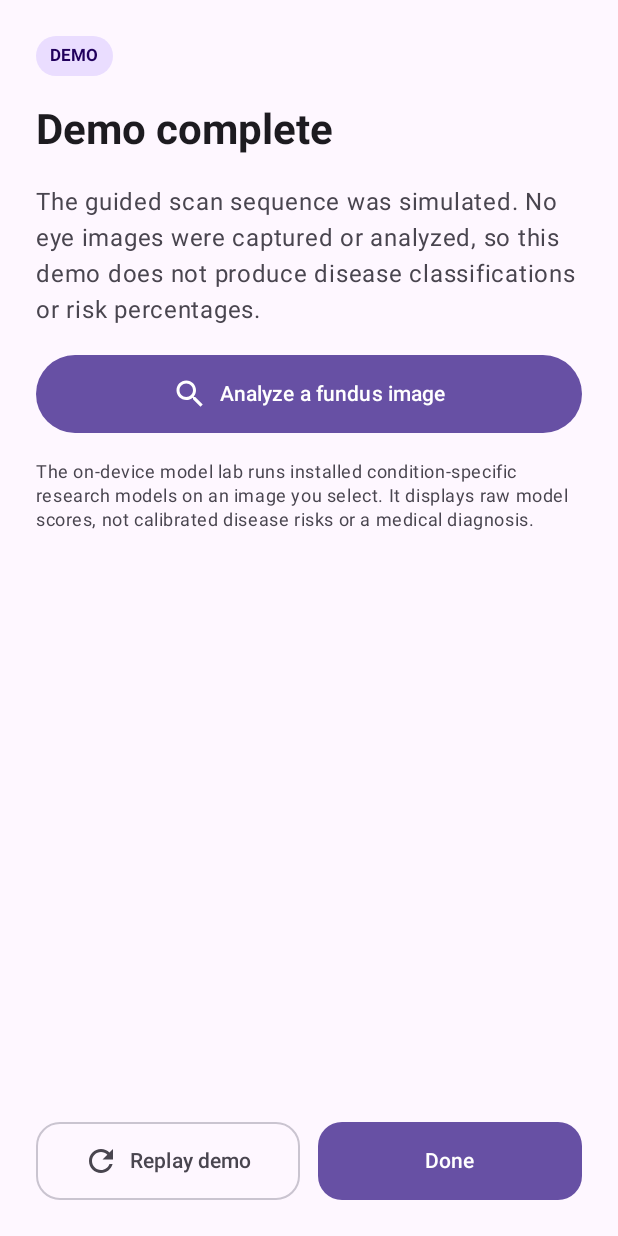
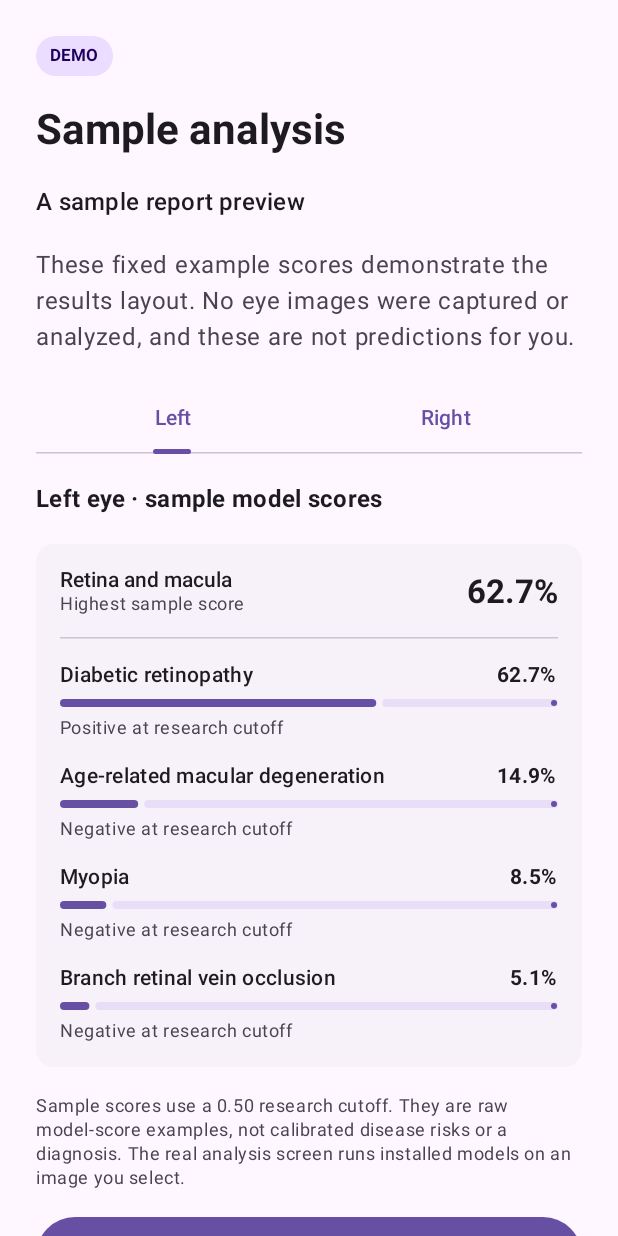
Before and after one commit to Burak8159/golden-retina, an Android app built with Jetpack Compose: the composable DemoResults shown on its own in the app's theme, on a phone screen of 412 x 824 dp. Run offline under Robolectric (Android 15) with nearby library versions, the phone set to English and light mode, and no system bars; libraries missing offline, so code that uses them is left out: ai.onnxruntime, java.io, java.net, java.security, kotlinx.coroutines and 4 more.

Commit message:
Add sample disease report to guided demo

```diff
--- a/android/app/src/main/java/org/goldenhorn8159/goldenretina/MainActivity.kt
+++ b/android/app/src/main/java/org/goldenhorn8159/goldenretina/MainActivity.kt
@@ -1219,28 +1219,79 @@ private fun DemoAnalysis() {
 
 @Composable
 private fun DemoResults(onReplay: () -> Unit, onDone: () -> Unit, onAnalyze: () -> Unit) {
+    var selectedEye by remember { mutableStateOf(1) }
+    val leftScores = listOf(
+        "Diabetic retinopathy" to .627f,
+        "Age-related macular degeneration" to .149f,
+        "Myopia" to .085f,
+        "Branch retinal vein occlusion" to .051f,
+    )
+    val rightScores = listOf(
+        "Diabetic retinopathy" to .124f,
+        "Age-related macular degeneration" to .087f,
+        "Myopia" to .231f,
+        "Branch retinal vein occlusion" to .042f,
+    )
+    val scores = if (selectedEye == 1) leftScores else rightScores
+    val eyeName = if (selectedEye == 1) "Left" else "Right"
     Column(
         Modifier.fillMaxSize().verticalScroll(rememberScrollState()).padding(24.dp),
         verticalArrangement = Arrangement.spacedBy(18.dp),
     ) {
         DemoPill()
-        Text("Demo complete", style = MaterialTheme.typography.headlineMedium, fontWeight = FontWeight.Bold)
+        Text("Sample analysis", style = MaterialTheme.typography.headlineMedium, fontWeight = FontWeight.Bold)
+        Text("A sample report preview", style = MaterialTheme.typography.titleMedium, fontWeight = FontWeight.SemiBold)
         Text(
-            "The guided scan sequence was simulated. No eye images were captured or analyzed, so this demo does not produce disease classifications or risk percentages.",
+            "These fixed example scores demonstrate the results layout. No eye images were captured or analyzed, and these are not predictions for you.",
             style = MaterialTheme.typography.bodyLarge,
+            color = MaterialTheme.colorScheme.onSurfaceVariant,
+        )
+
+        PrimaryTabRow(selectedTabIndex = if (selectedEye == 1) 0 else 1) {
+            Tab(selected = selectedEye == 1, onClick = { selectedEye = 1 }, text = { Text("Left") })
+            Tab(selected = selectedEye == 0, onClick = { selectedEye = 0 }, text = { Text("Right") })
+        }
+        Text(
+            "$eyeName eye · sample model scores",
+            style = MaterialTheme.typography.titleMedium,
+            fontWeight = FontWeight.Bold,
+        )
+        Card(colors = CardDefaults.cardColors(containerColor = MaterialTheme.colorScheme.surfaceContainerLow)) {
+            Column(Modifier.fillMaxWidth().padding(16.dp), verticalArrangement = Arrangement.spacedBy(14.dp)) {
+                Row(verticalAlignment = Alignment.CenterVertically) {
+                    Column(Modifier.weight(1f)) {
+                        Text("Retina and macula", fontWeight = FontWeight.SemiBold)
+                        Text("Highest sample score", style = MaterialTheme.typography.bodySmall, color = MaterialTheme.colorScheme.onSurfaceVariant)
+                    }
+                    Text("${"%.1f".format(scores.maxOf { it.second } * 100)}%", style = MaterialTheme.typography.titleLarge, fontWeight = FontWeight.Bold)
+                }
+                HorizontalDivider()
+                scores.forEach { (condition, score) ->
+                    Column(verticalArrangement = Arrangement.spacedBy(6.dp)) {
+                        Row(verticalAlignment = Alignment.CenterVertically) {
+                            Text(condition, Modifier.weight(1f), style = MaterialTheme.typography.bodyMedium, fontWeight = FontWeight.SemiBold)
+                            Text("${"%.1f".format(score * 100)}%", style = MaterialTheme.typography.bodyMedium, fontWeight = FontWeight.Bold)
+                        }
+                        LinearProgressIndicator(progress = { score }, modifier = Modifier.fillMaxWidth().height(5.dp))
+                        Text(
+                            if (score >= .5f) "Positive at research cutoff" else "Negative at research cutoff",
+                            style = MaterialTheme.typography.bodySmall,
+                            color = MaterialTheme.colorScheme.onSurfaceVariant,
+                        )
+                    }
+                }
+            }
+        }
+        Text(
+            "Sample scores use a 0.50 research cutoff. They are raw model-score examples, not calibrated disease risks or a diagnosis. The real analysis screen runs installed models on an image you select.",
+            style = MaterialTheme.typography.bodySmall,
             color = MaterialTheme.colorScheme.onSurfaceVariant,
         )
         Button(onClick = onAnalyze, modifier = Modifier.fillMaxWidth().heightIn(min = 52.dp)) {
             Icon(Icons.Filled.Search, contentDescription = null)
             Spacer(Modifier.width(8.dp))
-            Text("Analyze a fundus image")
+            Text("Analyze your own fundus image")
         }
-        Text(
-            "The on-device model lab runs installed condition-specific research models on an image you select. It displays raw model scores, not calibrated disease risks or a medical diagnosis.",
-            style = MaterialTheme.typography.bodySmall,
-            color = MaterialTheme.colorScheme.onSurfaceVariant,
-        )
-        Spacer(Modifier.weight(1f))
         Row(horizontalArrangement = Arrangement.spacedBy(12.dp)) {
             OutlinedAction("Replay demo", Icons.Filled.Refresh, onReplay, Modifier.weight(1f))
             Button(onClick = onDone, modifier = Modifier.weight(1f).heightIn(min = 52.dp), shape = RoundedCornerShape(16.dp)) { Text("Done") }
```
Also changed, not shown: 1 other file.
